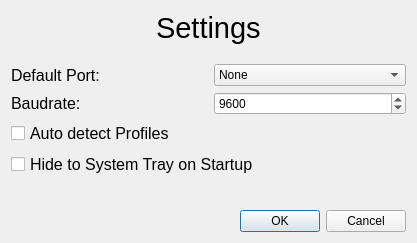
Before: the Qt Designer form microstation/ui/settings.ui in TheCheese42/microstation, drawn with Qt 5.
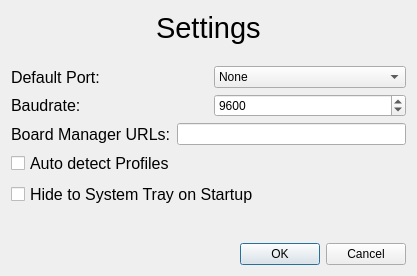
After: the same form once the commit is applied. Icons and pictures are not drawn.

Diff of the .ui file:
```diff
--- a/microstation/ui/settings.ui
+++ b/microstation/ui/settings.ui
@@ -7,7 +7,7 @@
     <x>0</x>
     <y>0</y>
     <width>417</width>
-    <height>243</height>
+    <height>276</height>
    </rect>
   </property>
   <property name="windowTitle">
@@ -145,6 +145,33 @@
      </item>
     </layout>
    </item>
+   <item>
+    <layout class="QHBoxLayout" name="horizontalLayout_3">
+     <item>
+      <widget class="QLabel" name="label_4">
+       <property name="font">
+        <font>
+         <family>Liberation Sans</family>
+         <pointsize>12</pointsize>
+        </font>
+       </property>
+       <property name="toolTip">
+        <string>Supply a list of custom Board Manager URLs to install non-Arduino Boards</string>
+       </property>
+       <property name="text">
+        <string>Board Manager URLs:</string>
+       </property>
+      </widget>
+     </item>
+     <item>
+      <widget class="QLineEdit" name="boardManagerURLs">
+       <property name="toolTip">
+        <string>Should be a comma-separated list of URLs</string>
+       </property>
+      </widget>
+     </item>
+    </layout>
+   </item>
    <item>
     <widget class="QCheckBox" name="autoDetectCheck">
      <property name="font">
```
